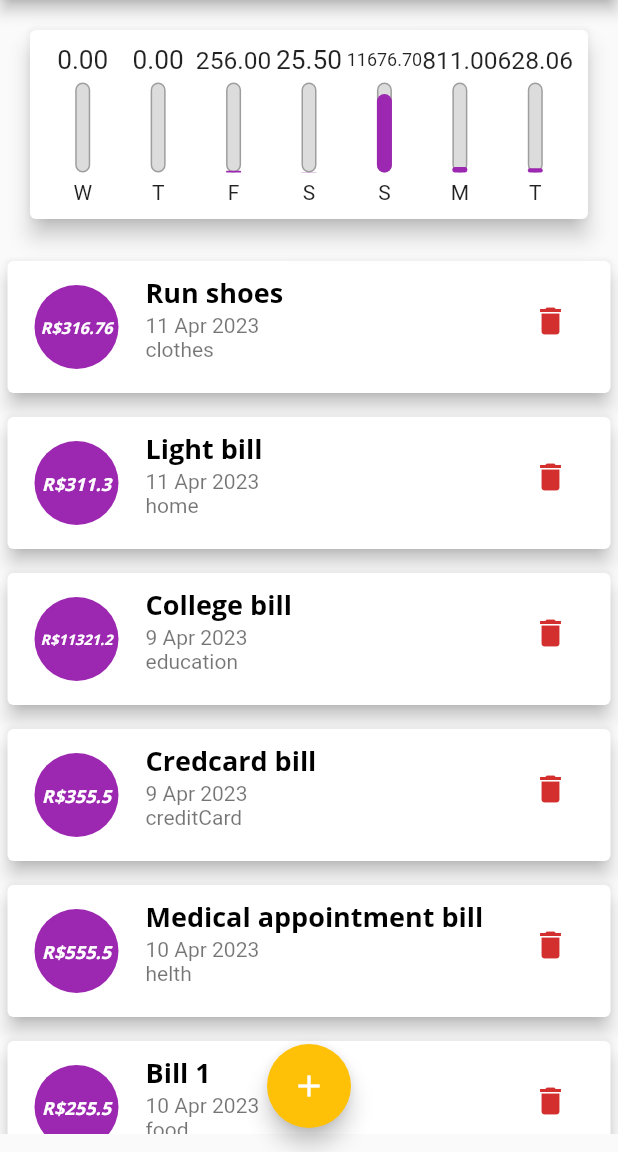
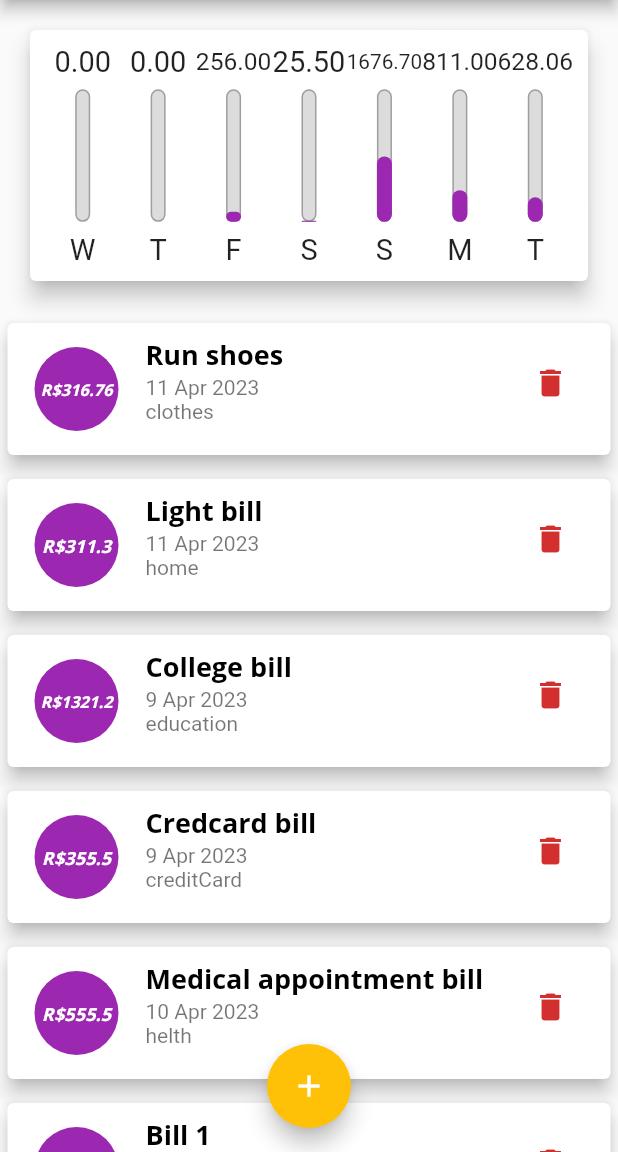
Before and after one commit to PabloCurty/my_expenses, a Flutter app: the screen it shows after launch, on a phone screen of 412 x 824 dp, the part 84-1236 px from its top. Run offline on Flutter 3.47's test engine with Material 2 defaults, Android fonts, the phone set to English and light mode, and no system bars.

Commit message:
landscape view with selection chart or list, size of the graph in landscap responsable

```diff
--- a/lib/components/chart_bar.dart
+++ b/lib/components/chart_bar.dart
@@ -1,7 +1,12 @@
 import 'package:flutter/material.dart';
+import 'package:flutter/rendering.dart';
 
 class ChartBar extends StatelessWidget {
-  const ChartBar({super.key, required this.label, required this.value, required this.percentage});
+  const ChartBar(
+      {super.key,
+      required this.label,
+      required this.value,
+      required this.percentage});
 
   final String label;
   final double value;
@@ -9,17 +14,19 @@ class ChartBar extends StatelessWidget {
 
   @override
   Widget build(BuildContext context) {
+    return LayoutBuilder(
+      builder: (ctx, constraints) {
         return Column(
-      children: <Widget> [
+          children: <Widget>[
             SizedBox(
-          height: 20,
-          child: FittedBox(
-            child: Text(value.toStringAsFixed(2))
+              height: constraints.maxHeight * 0.15,
+              child: FittedBox(child: Text(value.toStringAsFixed(2))),
             ),
+            SizedBox(
+              height: constraints.maxHeight * 0.05,
             ),
-        const SizedBox(height: 5,),
             SizedBox(
-          height: 60,
+              height: constraints.maxHeight * 0.6,
               width: 10,
               child: Stack(
                 alignment: Alignment.bottomCenter,
@@ -46,9 +53,18 @@ class ChartBar extends StatelessWidget {
                 ],
               ),
             ),
-        const SizedBox(height: 5,),
-        Text(label),
+            SizedBox(
+              height: constraints.maxHeight * 0.05,
+            ),
+            SizedBox(
+              height: constraints.maxHeight * 0.15,
+              child: FittedBox(
+                child: Text(label)
+              ),
+            ),
           ],
+        );
+      },
     );
   }
 }
--- a/lib/components/transaction_list.dart
+++ b/lib/components/transaction_list.dart
@@ -4,30 +4,40 @@ import 'package:intl/intl.dart';
 
 class TransactionList extends StatelessWidget {
   final List<Transaction> transactions;
-  const TransactionList({super.key, required this.transactions, required this.onRemove});
+  const TransactionList(
+      {super.key, required this.transactions, required this.onRemove});
   final void Function(String) onRemove;
 
   @override
   Widget build(BuildContext context) {
-    return SizedBox(
-      height: 590,
-      child: transactions.isEmpty
-          ? Column(
+    return transactions.isEmpty
+        ? LayoutBuilder(
+            builder: (context, constraints) {
+              return Column(
                 children: <Widget>[
-                const SizedBox(height: 20),
-                Text(
+                  SizedBox(
+                    height: constraints.maxHeight * 0.05,
+                  ),
+                  SizedBox(
+                    height: constraints.maxHeight * 0.3,
+                    child: Text(
                       'No transactions!',
                       style: Theme.of(context).textTheme.titleLarge,
                     ),
-                const SizedBox(height: 20),
+                  ),
                   SizedBox(
-                  height: 200,
+                    height: constraints.maxHeight * 0.05,
+                  ),
+                  SizedBox(
+                    height: constraints.maxHeight * 0.6,
                     child: Image.asset(
                       'assets/images/waiting.png',
                       fit: BoxFit.cover,
                     ),
                   ),
                 ],
+              );
+            },
           )
         : ListView.builder(
             itemCount: transactions.length,
@@ -69,7 +79,6 @@ class TransactionList extends StatelessWidget {
                 ),
               );
             },
-            ),
           );
   }
 }
--- a/lib/main.dart
+++ b/lib/main.dart
@@ -13,8 +13,10 @@ class MyExpensesApp extends StatelessWidget {
 
   @override
   Widget build(BuildContext context) {
+    // SystemChrome.setPreferredOrientations([
+    //   DeviceOrientation.portraitUp,
+    // ]);
     final ThemeData tema = ThemeData();
-
     return MaterialApp(
       home: const MyHomePage(),
       debugShowCheckedModeBanner: false,
@@ -58,6 +60,7 @@ class MyHomePage extends StatefulWidget {
 }
 
 class _MyHomePageState extends State<MyHomePage> {
+  bool _showChart = false;
   static final List<Transaction> _transactions = [
     Transaction(
       id: 't1',
@@ -76,7 +79,7 @@ class _MyHomePageState extends State<MyHomePage> {
     Transaction(
       id: 't3',
       title: 'College bill',
-      value: 11321.20,
+      value: 1321.20,
       date: DateTime.now().subtract(const Duration(days: 2)),
       expenseCategory: 'education',
     ),
@@ -123,7 +126,8 @@ class _MyHomePageState extends State<MyHomePage> {
     }).toList();
   }
 
-  _addTransaction(String title, double value, DateTime date, String expCategory) {
+  _addTransaction(
+      String title, double value, DateTime date, String expCategory) {
     final newTransaction = Transaction(
       id: Random().nextDouble().toString(),
       title: title,
@@ -153,24 +157,61 @@ class _MyHomePageState extends State<MyHomePage> {
 
   @override
   Widget build(BuildContext context) {
-    return Scaffold(
-      appBar: AppBar(
+    bool isLandScape =
+        MediaQuery.of(context).orientation == Orientation.landscape;
+    final appBar = AppBar(
       title: const Text('Personal Expenses'),
       actions: <Widget>[
+        if(isLandScape)
+        IconButton(
+          onPressed: () {
+            setState(() {
+              _showChart = !_showChart;
+            });
+          },
+          icon: Icon(_showChart ? Icons.list : Icons.show_chart),
+        ),
         IconButton(
           onPressed: () => _openTransactionFormModal(context),
           icon: const Icon(Icons.add),
         ),
       ],
-      ),
+    );
+    final availableHeight = MediaQuery.of(context).size.height -
+        appBar.preferredSize.height -
+        MediaQuery.of(context).padding.top;
+    return Scaffold(
+      appBar: appBar,
       body: SingleChildScrollView(
         child: Column(
           //mainAxisAlignment: MainAxisAlignment.spaceAround,
           crossAxisAlignment: CrossAxisAlignment.stretch,
           children: <Widget>[
-            // ignore: sized_box_for_whitespace
-            Chart(_recentTransactions),
-            TransactionList(transactions: _transactions, onRemove: _removeTransaction),
+            // if (isLandScape)
+            //   Row(
+            //     mainAxisAlignment: MainAxisAlignment.center,
+            //     children: <Widget>[
+            //       const Text('Display graph'),
+            //       Switch(
+            //         value: _showChart,
+            //         onChanged: (value) {
+            //           setState(() {
+            //             _showChart = value;
+            //           });
+            //         },
+            //       ),
+            //     ],
+            //   ),
+            if (_showChart || !isLandScape)
+              SizedBox(
+                  height: availableHeight * (isLandScape ? 0.73 : 0.27),
+                  child: Chart(_recentTransactions)),
+            if (!_showChart || !isLandScape)
+              SizedBox(
+                  height: availableHeight * 0.73,
+                  child: TransactionList(
+                      transactions: _transactions,
+                      onRemove: _removeTransaction)),
           ],
         ),
       ),
```
Lines whose indentation alone changed are shown as unchanged.
